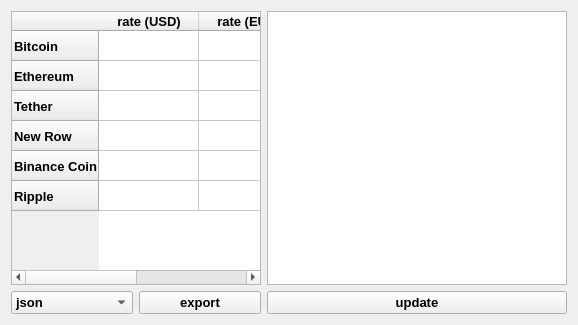
Before: the Qt Designer form app/ui/newland.ui in DanilaEfimov/CashTracker, drawn with Qt 5.
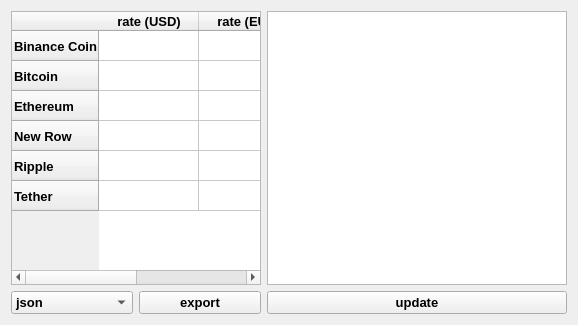
After: the same form once the commit is applied.

Commit message: newland widget event's finished

Patch:
```diff
--- a/app/ui/newland.ui
+++ b/app/ui/newland.ui
@@ -46,6 +46,11 @@
        <bold>true</bold>
       </font>
      </property>
+     <row>
+      <property name="text">
+       <string>Binance Coin</string>
+      </property>
+     </row>
      <row>
       <property name="text">
        <string>Bitcoin</string>
@@ -56,26 +61,21 @@
        <string>Ethereum</string>
       </property>
      </row>
-     <row>
-      <property name="text">
-       <string>Tether</string>
-      </property>
-     </row>
      <row>
       <property name="text">
        <string>New Row</string>
       </property>
      </row>
-     <row>
-      <property name="text">
-       <string>Binance Coin</string>
-      </property>
-     </row>
      <row>
       <property name="text">
        <string>Ripple</string>
       </property>
      </row>
+     <row>
+      <property name="text">
+       <string>Tether</string>
+      </property>
+     </row>
      <column>
       <property name="text">
        <string>rate (USD)</string>
```
The commit also changes 9 other files.
